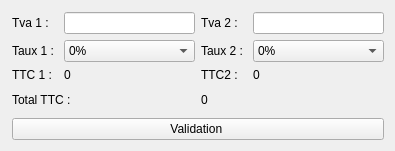
Old version of the form fichiers_ui_qt/calculette.ui in the repository daniellouvel/mltva.
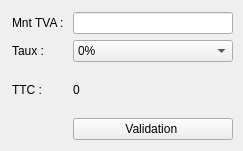
New version of the form.

Diff of the .ui file:
```diff
--- a/fichiers_ui_qt/calculette.ui
+++ b/fichiers_ui_qt/calculette.ui
@@ -6,111 +6,77 @@
    <rect>
     <x>0</x>
     <y>0</y>
-    <width>395</width>
+    <width>243</width>
     <height>151</height>
    </rect>
   </property>
   <property name="windowTitle">
    <string>Form</string>
   </property>
-  <widget class="QWidget" name="">
+  <widget class="QWidget" name="layoutWidget">
    <property name="geometry">
     <rect>
      <x>12</x>
      <y>12</y>
-     <width>372</width>
+     <width>221</width>
      <height>128</height>
     </rect>
    </property>
    <layout class="QVBoxLayout" name="verticalLayout">
     <item>
      <layout class="QGridLayout" name="gridLayout_2">
-      <item row="0" column="0">
-       <widget class="QLabel" name="label_3">
+      <item row="3" column="1">
+       <widget class="QPushButton" name="pushButton">
         <property name="text">
-         <string>Tva 1 : </string>
+         <string>Validation </string>
         </property>
        </widget>
       </item>
+      <item row="1" column="1">
+       <widget class="QComboBox" name="comboBoxtva">
+        <item>
+         <property name="text">
+          <string>0%</string>
+         </property>
+        </item>
+        <item>
+         <property name="text">
+          <string>5.5%</string>
+         </property>
+        </item>
+        <item>
+         <property name="text">
+          <string>10%</string>
+         </property>
+        </item>
+        <item>
+         <property name="text">
+          <string>20%</string>
+         </property>
+        </item>
+       </widget>
+      </item>
       <item row="0" column="1">
-       <widget class="QLineEdit" name="lineEditmnttva1"/>
-      </item>
-      <item row="0" column="2">
-       <widget class="QLabel" name="label_4">
-        <property name="text">
-         <string>Tva 2 : </string>
-        </property>
-       </widget>
-      </item>
-      <item row="0" column="3">
-       <widget class="QLineEdit" name="lineEditmnttva2"/>
+       <widget class="QLineEdit" name="lineEditmnttva"/>
       </item>
       <item row="1" column="0">
        <widget class="QLabel" name="label_5">
         <property name="text">
-         <string>Taux 1 : </string>
+         <string>Taux :  </string>
         </property>
        </widget>
       </item>
-      <item row="1" column="1">
-       <widget class="QComboBox" name="comboBoxtva1">
-        <item>
-         <property name="text">
-          <string>0%</string>
-         </property>
-        </item>
-        <item>
-         <property name="text">
-          <string>5.5%</string>
-         </property>
-        </item>
-        <item>
-         <property name="text">
-          <string>10%</string>
-         </property>
-        </item>
-        <item>
-         <property name="text">
-          <string>20%</string>
-         </property>
-        </item>
-       </widget>
-      </item>
-      <item row="1" column="2">
-       <widget class="QLabel" name="label_6">
-        <property name="text">
-         <string>Taux 2 : </string>
-        </property>
-       </widget>
-      </item>
-      <item row="1" column="3">
-       <widget class="QComboBox" name="comboBoxtva2">
-        <item>
-         <property name="text">
-          <string>0%</string>
-         </property>
-        </item>
-        <item>
-         <property name="text">
-          <string>5.5%</string>
-         </property>
-        </item>
-        <item>
-         <property name="text">
-          <string>10%</string>
-         </property>
-        </item>
-        <item>
-         <property name="text">
-          <string>20%</string>
-         </property>
-        </item>
-       </widget>
-      </item>
       <item row="2" column="0">
        <widget class="QLabel" name="label">
         <property name="text">
-         <string>TTC 1 :</string>
+         <string>TTC :</string>
+        </property>
+       </widget>
+      </item>
+      <item row="0" column="0">
+       <widget class="QLabel" name="label_3">
+        <property name="text">
+         <string>Mnt TVA : </string>
         </property>
        </widget>
       </item>
@@ -121,47 +87,8 @@
         </property>
        </widget>
       </item>
-      <item row="2" column="2">
-       <widget class="QLabel" name="label_2">
-        <property name="text">
-         <string>TTC2 : </string>
-        </property>
-       </widget>
-      </item>
-      <item row="2" column="3">
-       <widget class="QLabel" name="labelttc2">
-        <property name="text">
-         <string>0</string>
-        </property>
-       </widget>
-      </item>
      </layout>
     </item>
-    <item>
-     <layout class="QGridLayout" name="gridLayout">
-      <item row="0" column="0">
-       <widget class="QLabel" name="label_7">
-        <property name="text">
-         <string>Total TTC : </string>
-        </property>
-       </widget>
-      </item>
-      <item row="0" column="1">
-       <widget class="QLabel" name="labeltotalttc">
-        <property name="text">
-         <string>0</string>
-        </property>
-       </widget>
-      </item>
-     </layout>
-    </item>
-    <item>
-     <widget class="QPushButton" name="pushButton">
-      <property name="text">
-       <string>Validation </string>
-      </property>
-     </widget>
-    </item>
    </layout>
   </widget>
  </widget>
```
Left out of the diff: 2 changed lines with no effect on the pictures.
